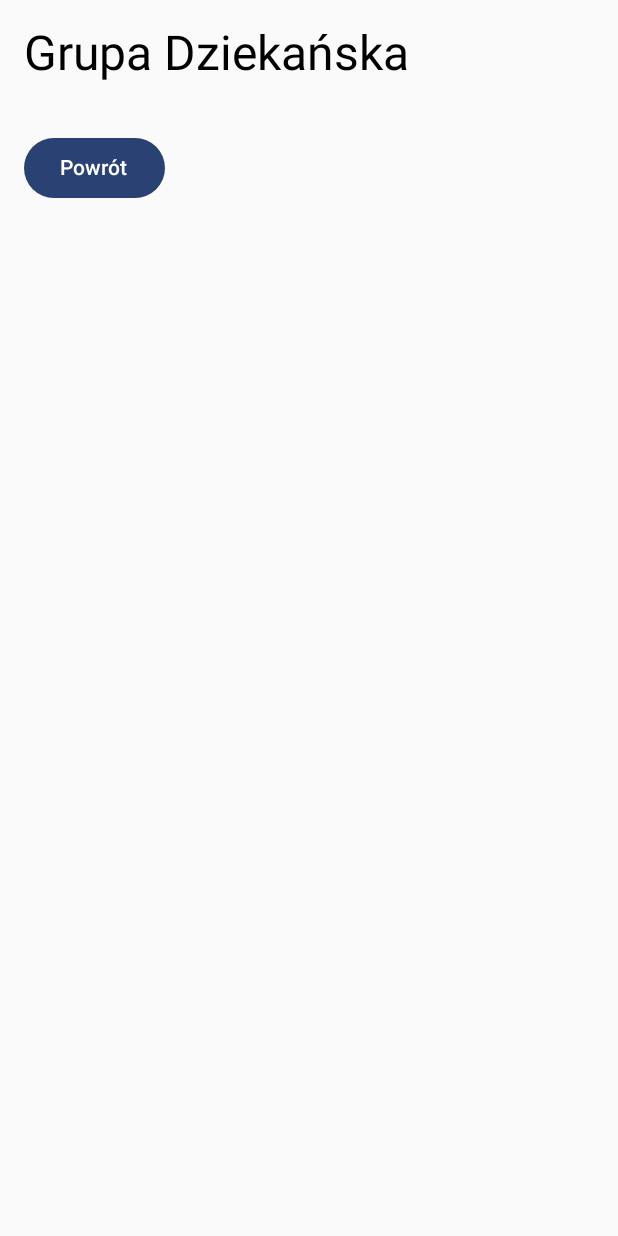
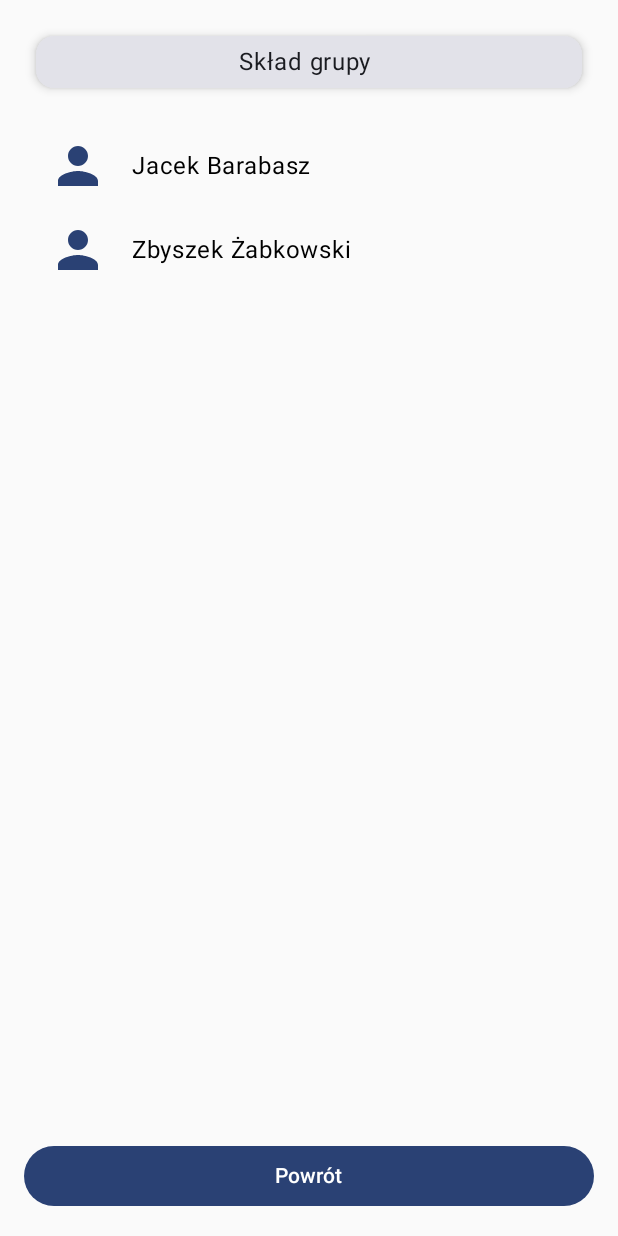
Before and after one commit to Walu064/WCY-e-dziekanat-app, an Android app built with Jetpack Compose: the deanGroupFragment screen opened through its navigation route, on a phone screen of 412 x 824 dp. Run offline under Robolectric (Android 15) with nearby library versions, the phone set to English and light mode, and no system bars.

Commit message:
Implementacja fragmentu do wyświetlania listy studentów własnej grupy

```diff
--- a/app/src/main/java/com/example/wcy_e_dziekanat_app/dashboardActivity/DashboardActivity.kt
+++ b/app/src/main/java/com/example/wcy_e_dziekanat_app/dashboardActivity/DashboardActivity.kt
@@ -13,7 +13,7 @@ import androidx.navigation.compose.composable
 import androidx.navigation.compose.rememberNavController
 import com.example.wcy_e_dziekanat_app.apiService.ApiService
 import com.example.wcy_e_dziekanat_app.dashboardActivity.dashboardView.DashboardScreen
-import com.example.wcy_e_dziekanat_app.dashboardActivity.dashboardView.topAppBarMenuFragments.deanGroupFragment.DeanGroupFragment
+import com.example.wcy_e_dziekanat_app.dashboardActivity.dashboardView.topAppBarMenuFragments.deanGroupFragment.deanGroupFragmentView.DeanGroupFragment
 import com.example.wcy_e_dziekanat_app.dashboardActivity.dashboardView.topAppBarMenuFragments.fullScheduleFragment.fullScheduleFragmentView.FullScheduleFragment
 import com.example.wcy_e_dziekanat_app.dashboardActivity.dashboardView.topAppBarMenuFragments.fullScheduleFragment.fullScheduleFragmentViewModel.FullScheduleFragmentViewModel
 import com.example.wcy_e_dziekanat_app.dashboardActivity.dashboardView.topAppBarMenuFragments.fullScheduleFragment.fullScheduleFragmentViewModelFactory.FullScheduleFragmentViewModelFactory
@@ -56,7 +56,7 @@ class DashboardActivity : ComponentActivity() {
                             FullScheduleFragment(viewModel = fullScheduleFragmentViewModel, navController = navController, deanGroup = dashboardActivityViewModel.deanGroup.value)
                         }
                         composable("deanGroupFragment") {
-                            DeanGroupFragment(navController = navController)
+                            DeanGroupFragment(navController = navController, dashboardActivityViewModel.deanGroup.value)
                         }
                         composable("searchStudentFragment") {
 
--- a/app/src/main/java/com/example/wcy_e_dziekanat_app/dashboardActivity/dashboardView/topAppBarMenuFragments/deanGroupFragment/DeanGroupFragment.kt
+++ /dev/null
@@ -1,31 +0,0 @@
-package com.example.wcy_e_dziekanat_app.dashboardActivity.dashboardView.topAppBarMenuFragments.deanGroupFragment
-
-import androidx.compose.foundation.layout.Column
-import androidx.compose.foundation.layout.Spacer
-import androidx.compose.foundation.layout.fillMaxSize
-import androidx.compose.foundation.layout.height
-import androidx.compose.foundation.layout.padding
-import androidx.compose.material3.Button
-import androidx.compose.material3.MaterialTheme
-import androidx.compose.material3.Text
-import androidx.compose.runtime.Composable
-import androidx.compose.ui.Modifier
-import androidx.compose.ui.unit.dp
-import androidx.navigation.NavController
-
-@Composable
-fun DeanGroupFragment(navController: NavController) {
-    Column(
-        modifier = Modifier
-            .fillMaxSize()
-            .padding(16.dp)
-    ) {
-        Text("Grupa Dziekańska", style = MaterialTheme.typography.headlineLarge)
-        Spacer(modifier = Modifier.height(16.dp))
-
-        Spacer(modifier = Modifier.height(16.dp))
-        Button(onClick = { navController.popBackStack() }) {
-            Text("Powrót")
-        }
-    }
-}
--- /dev/null
+++ b/app/src/main/java/com/example/wcy_e_dziekanat_app/dashboardActivity/dashboardView/topAppBarMenuFragments/deanGroupFragment/deanGroupFragmentView/DeanGroupFragment.kt
@@ -0,0 +1,45 @@
+package com.example.wcy_e_dziekanat_app.dashboardActivity.dashboardView.topAppBarMenuFragments.deanGroupFragment.deanGroupFragmentView
+
+import androidx.compose.foundation.layout.Column
+import androidx.compose.foundation.layout.Spacer
+import androidx.compose.foundation.layout.fillMaxSize
+import androidx.compose.foundation.layout.fillMaxWidth
+import androidx.compose.foundation.layout.padding
+import androidx.compose.material3.Button
+import androidx.compose.material3.Text
+import androidx.compose.runtime.Composable
+import androidx.compose.ui.Alignment
+import androidx.compose.ui.Modifier
+import androidx.compose.ui.unit.dp
+import androidx.navigation.NavController
+import com.example.wcy_e_dziekanat_app.dashboardActivity.dashboardModel.UserOut
+import com.example.wcy_e_dziekanat_app.dashboardActivity.dashboardView.topAppBarMenuFragments.customHeader.CustomHeader
+
+@Composable
+fun DeanGroupFragment(navController: NavController, deanGroup: String) {
+    val students = listOf(
+        UserOut(1, "213769", "Jacek", "Barabasz", "WCY21KW37"),
+        UserOut(2, "692137", "Zbyszek", "Żabkowski", "WCY21KW37"),
+    )
+
+    Column(
+        modifier = Modifier
+            .fillMaxSize()
+            .padding(16.dp),
+        horizontalAlignment = Alignment.CenterHorizontally
+    ) {
+        CustomHeader(headerContent = "Skład grupy $deanGroup")
+
+
+        StudentsColumn(students = students)
+
+        Spacer(modifier = Modifier.weight(1f))
+
+        Button(
+            onClick = { navController.popBackStack() },
+            modifier = Modifier.fillMaxWidth()
+        ) {
+            Text("Powrót")
+        }
+    }
+}
--- /dev/null
+++ b/app/src/main/java/com/example/wcy_e_dziekanat_app/dashboardActivity/dashboardView/topAppBarMenuFragments/deanGroupFragment/deanGroupFragmentView/StudentRow.kt
@@ -0,0 +1,37 @@
+package com.example.wcy_e_dziekanat_app.dashboardActivity.dashboardView.topAppBarMenuFragments.deanGroupFragment.deanGroupFragmentView
+
+import androidx.compose.foundation.layout.Row
+import androidx.compose.foundation.layout.Spacer
+import androidx.compose.foundation.layout.fillMaxWidth
+import androidx.compose.foundation.layout.padding
+import androidx.compose.foundation.layout.size
+import androidx.compose.foundation.layout.width
+import androidx.compose.material.icons.Icons
+import androidx.compose.material.icons.filled.Person
+import androidx.compose.material3.Icon
+import androidx.compose.material3.MaterialTheme
+import androidx.compose.material3.Text
+import androidx.compose.runtime.Composable
+import androidx.compose.ui.Alignment
+import androidx.compose.ui.Modifier
+import androidx.compose.ui.unit.dp
+import com.example.wcy_e_dziekanat_app.dashboardActivity.dashboardModel.UserOut
+
+@Composable
+fun StudentRow(student: UserOut) {
+    Row(
+        modifier = Modifier
+            .fillMaxWidth()
+            .padding(vertical = 8.dp),
+        verticalAlignment = Alignment.CenterVertically
+    ) {
+        Icon(
+            imageVector = Icons.Default.Person,
+            contentDescription = "Ikona osoby",
+            modifier = Modifier.size(40.dp),
+            tint = MaterialTheme.colorScheme.primary
+        )
+        Spacer(modifier = Modifier.width(16.dp))
+        Text(text = "${student.first_name} ${student.second_name}", style = MaterialTheme.typography.bodyLarge)
+    }
+}
--- /dev/null
+++ b/app/src/main/java/com/example/wcy_e_dziekanat_app/dashboardActivity/dashboardView/topAppBarMenuFragments/deanGroupFragment/deanGroupFragmentView/StudentsColumn.kt
@@ -0,0 +1,20 @@
+package com.example.wcy_e_dziekanat_app.dashboardActivity.dashboardView.topAppBarMenuFragments.deanGroupFragment.deanGroupFragmentView
+
+import androidx.compose.foundation.layout.padding
+import androidx.compose.foundation.lazy.LazyColumn
+import androidx.compose.foundation.lazy.items
+import androidx.compose.runtime.Composable
+import androidx.compose.ui.Modifier
+import androidx.compose.ui.unit.dp
+import com.example.wcy_e_dziekanat_app.dashboardActivity.dashboardModel.UserOut
+
+@Composable
+fun StudentsColumn(students: List<UserOut>) {
+    LazyColumn(
+        modifier = Modifier.padding(16.dp)
+    ) {
+        items(students) { student ->
+            StudentRow(student)
+        }
+    }
+}
```
